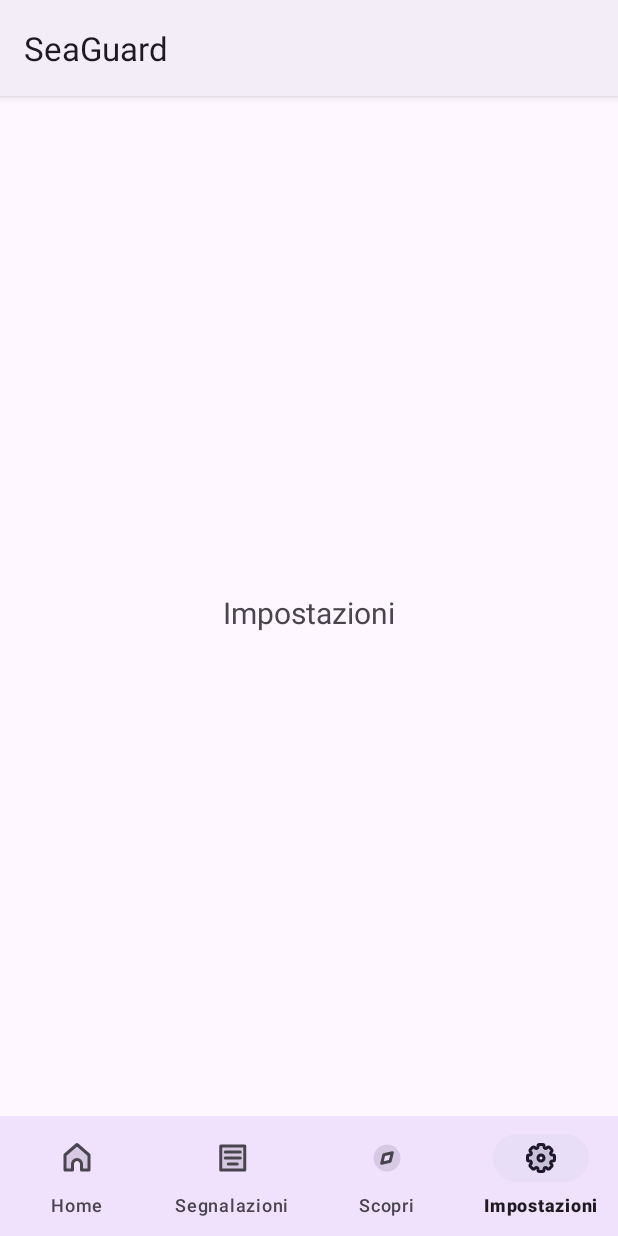
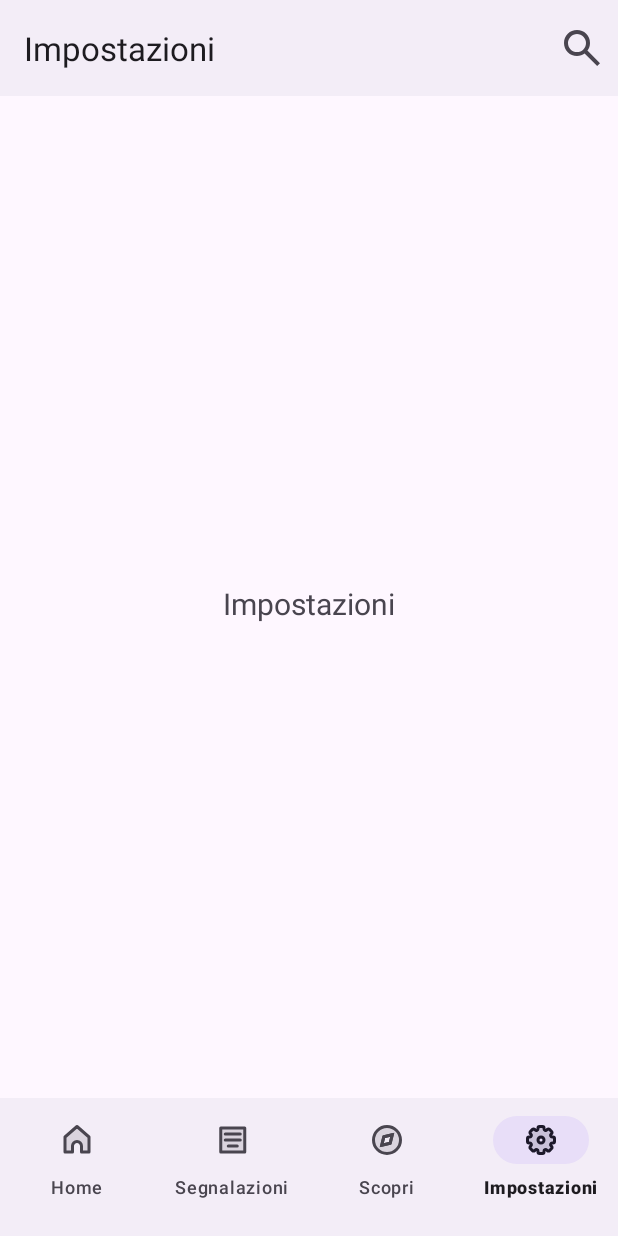
Before and after one commit to tommasofacchin/SeaGuard, an Android app: the screen it shows after launch (MainActivity), item 4 of the bottom bar chosen, on a phone screen of 412 x 824 dp. Run offline under Robolectric (Android 15) with nearby library versions, the phone set to English and light mode, and no system bars; our stand-ins replace Firebase (no records; nobody signed in at launch, a user with empty details on screens opened directly), navigation-ui; libraries missing offline, so code that uses them is left out: org.osmdroid.config, org.osmdroid.tileprovider, org.osmdroid.util, org.osmdroid.views; 10 statements that could not run were skipped.

Commit message:
Sistemata grafica

```diff
--- a/app/build.gradle.kts
+++ b/app/build.gradle.kts
@@ -48,8 +48,7 @@ dependencies {
             implementation(libs.navigation.ui)
             implementation(libs.firebase.firestore)
             implementation(libs.annotation)
-    implementation(libs.play.services.maps)
-    testImplementation(libs.junit)
+            testImplementation(libs.junit)
             androidTestImplementation(libs.ext.junit)
             androidTestImplementation(libs.espresso.core)
             // Tommaso : Firebase SDK
--- a/app/src/main/java/com/seaguard/MainActivity.java
+++ b/app/src/main/java/com/seaguard/MainActivity.java
@@ -2,27 +2,22 @@ package com.seaguard;
 
 import android.Manifest;
 
-import android.annotation.SuppressLint;
 import android.content.Context;
 import android.content.pm.PackageManager;
 import android.os.Bundle;
 import android.preference.PreferenceManager;
-import android.util.Log;
+import android.view.Menu;
 import android.view.MenuItem;
-import android.widget.Toast;
 
-import com.google.android.gms.tasks.OnFailureListener;
-import com.google.android.gms.tasks.OnSuccessListener;
 import com.google.android.material.bottomnavigation.BottomNavigationView;
 
-import androidx.activity.result.ActivityResultLauncher;
-import androidx.activity.result.contract.ActivityResultContracts;
 import androidx.annotation.NonNull;
 import androidx.appcompat.app.AppCompatActivity;
+import androidx.appcompat.widget.Toolbar;
 import androidx.core.app.ActivityCompat;
 import androidx.core.content.ContextCompat;
 import androidx.navigation.NavController;
-import androidx.navigation.Navigation;
+import androidx.navigation.fragment.NavHostFragment;
 import androidx.navigation.ui.AppBarConfiguration;
 import androidx.navigation.ui.NavigationUI;
 
@@ -47,10 +42,10 @@ import org.osmdroid.config.Configuration;
 
 public class MainActivity extends AppCompatActivity {
     private ActivityMainBinding binding;
-    private HomeFragment homeFragment = new HomeFragment();
-    private ReportsFragment reportsFragment = new ReportsFragment();
-    private ExploreFragment exploreFragment = new ExploreFragment();
-    private SettingsFragment settingsFragment = new SettingsFragment();
+    private final HomeFragment homeFragment = new HomeFragment();
+    private final ReportsFragment reportsFragment = new ReportsFragment();
+    private final ExploreFragment exploreFragment = new ExploreFragment();
+    private final SettingsFragment settingsFragment = new SettingsFragment();
     private final int PERMISSIONS_REQUEST_CODE = 1;
     private FirebaseFirestore db;
     private FirebaseAuth mAuth;
@@ -63,57 +58,7 @@ public class MainActivity extends AppCompatActivity {
         if (currentUser != null) {
             //reload();
         }
-
-        // Ask permissions
-        // Register the permissions callback, which handles the user's response to the
-        // system permissions dialog. Save the return value, an instance of
-        // ActivityResultLauncher, as an instance variable.
-        ActivityResultLauncher<String> requestPermissionLauncher =
-                registerForActivityResult(new ActivityResultContracts.RequestPermission(), isGranted -> {
-                    if (isGranted) {
-                        // Permission is granted. Continue the action or workflow in your
-                        // app.
-                    } else {
-                        // Explain to the user that the feature is unavailable because the
-                        // feature requires a permission that the user has denied. At the
-                        // same time, respect the user's decision. Don't link to system
-                        // settings in an effort to convince the user to change their
-                        // decision.
-                    }
-                });
         requestPermissions();
-
-    }
-
-    public boolean onNavigationItemSelected(@NonNull MenuItem item) {
-        int itemId = item.getItemId();
-
-        if (itemId == R.id.navigation_home) {
-            getSupportFragmentManager()
-                    .beginTransaction()
-                    .replace(R.id.flFragment, homeFragment)
-                    .commit();
-            return true;
-        } else if (itemId == R.id.navigation_reports) {
-            getSupportFragmentManager()
-                    .beginTransaction()
-                    .replace(R.id.flFragment, reportsFragment)
-                    .commit();
-            return true;
-        } else if (itemId == R.id.navigation_explore) {
-            getSupportFragmentManager()
-                    .beginTransaction()
-                    .replace(R.id.flFragment, exploreFragment)
-                    .commit();
-            return true;
-        } else if (itemId == R.id.navigation_settings) {
-            getSupportFragmentManager()
-                    .beginTransaction()
-                    .replace(R.id.flFragment, settingsFragment)
-                    .commit();
-            return true;
-        }
-        return false;
     }
 
     @Override
@@ -127,24 +72,24 @@ public class MainActivity extends AppCompatActivity {
         binding = ActivityMainBinding.inflate(getLayoutInflater());
         setContentView(binding.getRoot());
 
+
+        // ToolBar
+        Toolbar toolbar = (Toolbar) findViewById(R.id.toolbar);
+        setSupportActionBar(toolbar);
+
+        // NavBar
         BottomNavigationView navView = findViewById(R.id.nav_view);
-        navView.setOnItemSelectedListener(this::onNavigationItemSelected);
-
-        // Default Fragment (Home)
-        if (savedInstanceState == null) {
-            getSupportFragmentManager().beginTransaction()
-                .replace(R.id.flFragment, homeFragment)
-                .commit();
-        }
 
         // Passing each menu ID as a set of Ids because each
         // menu should be considered as top level destinations.
         AppBarConfiguration appBarConfiguration = new AppBarConfiguration.Builder(
-                R.id.navigation_home, R.id.navigation_reports, R.id.navigation_explore, R.id.navigation_settings)
-                .build();
-        //NavController navController = Navigation.findNavController(this, R.id.nav_host_fragment_activity_main);
-        //NavigationUI.setupActionBarWithNavController(this, navController, appBarConfiguration);
-        //NavigationUI.setupWithNavController(binding.navView, navController);
+            R.id.navigation_home, R.id.navigation_reports, R.id.navigation_explore, R.id.navigation_settings)
+            .build();
+        NavHostFragment navHostFragment = (NavHostFragment) getSupportFragmentManager().findFragmentById(R.id.nav_host_fragment);
+        assert navHostFragment != null;
+        NavController navController = navHostFragment.getNavController();
+        NavigationUI.setupActionBarWithNavController(this, navController, appBarConfiguration);
+        NavigationUI.setupWithNavController(binding.navView, navController);
 
 
         db = FirebaseFirestore.getInstance();
@@ -173,6 +118,34 @@ public class MainActivity extends AppCompatActivity {
          */
 
 
+    }
+
+    @Override
+    public boolean onCreateOptionsMenu(Menu menu) {
+        getMenuInflater().inflate(R.menu.toolbar, menu);
+
+        // Define the listener.
+        MenuItem.OnActionExpandListener expandListener = new MenuItem.OnActionExpandListener() {
+            @Override
+            public boolean onMenuItemActionCollapse(@NonNull MenuItem item) {
+                // Do something when the action item collapses.
+                return true;  // Return true to collapse action view.
+            }
+
+            @Override
+            public boolean onMenuItemActionExpand(@NonNull MenuItem item) {
+                // Do something when it expands.
+                return true;  // Return true to expand the action view.
+            }
+        };
+
+        // Get the MenuItem for the action item.
+        MenuItem action_search = menu.findItem(R.id.action_search);
+
+        // For anything else you have to do when creating the options menu,
+        // do the following:
+
+        return true;
     }
 
   @Override
--- a/app/src/main/java/com/seaguard/ui/home/HomeFragment.java
+++ b/app/src/main/java/com/seaguard/ui/home/HomeFragment.java
@@ -1,15 +1,11 @@
 package com.seaguard.ui.home;
 
-import android.content.pm.PackageManager;
 import android.os.Bundle;
 import android.view.LayoutInflater;
 import android.view.View;
 import android.view.ViewGroup;
-import android.widget.TextView;
 
 import androidx.annotation.NonNull;
-import androidx.core.app.ActivityCompat;
-import androidx.core.content.ContextCompat;
 import androidx.fragment.app.Fragment;
 import androidx.lifecycle.ViewModelProvider;
 
@@ -19,37 +15,37 @@ import org.osmdroid.tileprovider.tilesource.TileSourceFactory;
 import org.osmdroid.util.GeoPoint;
 import org.osmdroid.views.MapController;
 import org.osmdroid.views.MapView;
+import org.osmdroid.views.overlay.mylocation.GpsMyLocationProvider;
+import org.osmdroid.views.overlay.mylocation.MyLocationNewOverlay;
 
-import java.util.ArrayList;
 
 public class HomeFragment extends Fragment {
     private FragmentHomeBinding binding;
 
-    private MapView map;
-    private MapController mapController;
+    public View onCreateView(@NonNull LayoutInflater inflater, ViewGroup container, Bundle savedInstanceState) {
 
-    public View onCreateView(@NonNull LayoutInflater inflater,
-                             ViewGroup container, Bundle savedInstanceState) {
-        HomeViewModel homeViewModel =
-                new ViewModelProvider(this).get(HomeViewModel.class);
+        HomeViewModel homeViewModel = new ViewModelProvider(this).get(HomeViewModel.class);
 
         binding = FragmentHomeBinding.inflate(inflater, container, false);
         View root = binding.getRoot();
 
-        // final TextView textView = binding.textHome;
-        // homeViewModel.getText().observe(getViewLifecycleOwner(), textView::setText);
-
         // Map
-        map = binding.map; // Assicurati che l'ID corrisponda a quello nel layout XML
+        MapView map = binding.map;
         map.setTileSource(TileSourceFactory.MAPNIK);
-        map.setBuiltInZoomControls(true);
+        map.setBuiltInZoomControls(false);
         map.setMultiTouchControls(true);
 
-        // Imposta il livello di zoom e la posizione iniziale
         MapController mapController = (MapController) map.getController();
-        mapController.setZoom(13);
-        GeoPoint startPoint = new GeoPoint(48.8588443, 2.2943506); // Esempio: Torre Eiffel
-        mapController.setCenter(startPoint);
+        mapController.setZoom(6);
+
+        // Location
+        MyLocationNewOverlay location = new MyLocationNewOverlay(new GpsMyLocationProvider(map.getContext()), map);
+        location.enableMyLocation();
+        map.getOverlays().add(location);
+
+        // GeoPoint startPoint = new GeoPoint(48.8588443, 2.2943506); // Esempio: Torre Eiffel
+        // mapController.setCenter(startPoint);
+
         return root;
     }
 
--- a/app/src/main/res/drawable/explore.xml
+++ b/app/src/main/res/drawable/explore.xml
@@ -7,7 +7,9 @@
       android:pathData="M12,21C16.971,21 21,16.971 21,12C21,7.029 16.971,3 12,3C7.029,3 3,7.029 3,12C3,16.971 7.029,21 12,21ZM15.535,8.464L9.879,9.879L8.464,15.535L14.121,14.121L15.535,8.464Z"
       android:fillColor="#000000"
       android:fillAlpha="0.15"
-      android:fillType="evenOdd"/>
+      android:fillType="evenOdd"
+      android:strokeColor="#000000"
+      android:strokeWidth="2" />
   <path
       android:pathData="M9.879,9.879L15.535,8.464L14.121,14.121L8.464,15.535L9.879,9.879Z"
       android:strokeLineJoin="round"
--- /dev/null
+++ b/app/src/main/res/drawable/search.xml
@@ -0,0 +1,5 @@
+<vector xmlns:android="http://schemas.android.com/apk/res/android" android:height="24dp" android:viewportHeight="18" android:viewportWidth="18" android:width="24dp">
+
+    <path android:fillColor="#49454F" android:pathData="M16.6,18L10.3,11.7C9.8,12.1 9.225,12.417 8.575,12.65C7.925,12.883 7.233,13 6.5,13C4.683,13 3.146,12.371 1.888,11.113C0.629,9.854 0,8.317 0,6.5C0,4.683 0.629,3.146 1.888,1.888C3.146,0.629 4.683,0 6.5,0C8.317,0 9.854,0.629 11.113,1.888C12.371,3.146 13,4.683 13,6.5C13,7.233 12.883,7.925 12.65,8.575C12.417,9.225 12.1,9.8 11.7,10.3L18,16.6L16.6,18ZM6.5,11C7.75,11 8.813,10.563 9.688,9.688C10.563,8.813 11,7.75 11,6.5C11,5.25 10.563,4.188 9.688,3.313C8.813,2.438 7.75,2 6.5,2C5.25,2 4.188,2.438 3.313,3.313C2.438,4.188 2,5.25 2,6.5C2,7.75 2.438,8.813 3.313,9.688C4.188,10.563 5.25,11 6.5,11Z"/>
+
+</vector>
--- a/app/src/main/res/layout/activity_main.xml
+++ b/app/src/main/res/layout/activity_main.xml
@@ -6,14 +6,30 @@
     android:layout_width="match_parent"
     android:layout_height="match_parent">
 
-    <FrameLayout
-        android:id="@+id/flFragment"
+    <androidx.appcompat.widget.Toolbar
+        android:id="@+id/toolbar"
+        android:layout_width="match_parent"
+        android:layout_height="?attr/actionBarSize"
+        android:elevation="4dp"
+        app:title="@string/title_home"
+        app:layout_constraintTop_toTopOf="parent"
+        app:layout_constraintStart_toStartOf="parent"
+        app:layout_constraintEnd_toEndOf="parent"
+        android:background="?attr/colorPrimaryVariant"
+        app:menu="@menu/toolbar" />
+        <!-- android:theme="@style/ThemeOverlay.AppCompat.ActionBar" -->
+
+    <androidx.fragment.app.FragmentContainerView
+        android:id="@+id/nav_host_fragment"
+        android:name="androidx.navigation.fragment.NavHostFragment"
         android:layout_width="0dp"
         android:layout_height="0dp"
-        app:layout_constraintTop_toTopOf="parent"
-        app:layout_constraintBottom_toTopOf="@+id/nav_view"
+        app:layout_constraintTop_toBottomOf="@id/toolbar"
+        app:layout_constraintBottom_toTopOf="@id/nav_view"
         app:layout_constraintEnd_toEndOf="parent"
-        app:layout_constraintStart_toStartOf="parent" />
+        app:layout_constraintStart_toStartOf="parent"
+        app:navGraph="@navigation/mobile_navigation"
+        app:defaultNavHost="true" />
 
     <com.google.android.material.bottomnavigation.BottomNavigationView
         android:id="@+id/nav_view"
@@ -21,7 +37,8 @@
         android:layout_height="wrap_content"
         android:layout_marginStart="0dp"
         android:layout_marginEnd="0dp"
-        android:background="?android:attr/windowBackground"
+        android:background="?attr/colorPrimaryVariant"
+        android:paddingBottom="12dp"
         app:labelVisibilityMode="labeled"
         app:layout_constraintBottom_toBottomOf="parent"
         app:layout_constraintLeft_toLeftOf="parent"
--- /dev/null
+++ b/app/src/main/res/menu/toolbar.xml
@@ -0,0 +1,10 @@
+<menu xmlns:android="http://schemas.android.com/apk/res/android"
+xmlns:app="http://schemas.android.com/apk/res-auto">
+
+<item
+    android:id="@+id/action_search"
+    android:title="@string/action_search"
+    android:icon="@drawable/search"
+    app:showAsAction="always" />
+
+</menu>
--- a/app/src/main/res/values-night/themes.xml
+++ b/app/src/main/res/values-night/themes.xml
@@ -1,16 +1,18 @@
 <resources xmlns:tools="http://schemas.android.com/tools">
     <!-- Base application theme. -->
-    <style name="Theme.SeaGuard" parent="Theme.Material3.DayNight">
+    <style name="Theme.SeaGuard" parent="Theme.Material3.DayNight.NoActionBar">
         <!-- Primary brand color. -->
-        <item name="colorPrimary">@color/purple_200</item>
-        <item name="colorPrimaryVariant">@color/purple_700</item>
-        <item name="colorOnPrimary">@color/black</item>
+        <item name="colorPrimary">@color/black</item>
+        <item name="colorPrimaryVariant">@color/dark</item>
+        <item name="colorOnPrimary">@color/white</item>
         <!-- Secondary brand color. -->
         <item name="colorSecondary">@color/teal_200</item>
-        <item name="colorSecondaryVariant">@color/teal_200</item>
+        <item name="colorSecondaryVariant">@color/teal_700</item>
         <item name="colorOnSecondary">@color/black</item>
         <!-- Status bar color. -->
+        <item name="android:actionBarTheme">?attr/colorPrimaryVariant</item>
         <item name="android:statusBarColor">?attr/colorPrimaryVariant</item>
-        <!-- Customize your theme here. -->
+        <item name="android:windowLightStatusBar">false</item>
+        <item name="android:navigationBarColor">?attr/colorPrimaryVariant</item>
     </style>
 </resources>
--- a/app/src/main/res/values/colors.xml
+++ b/app/src/main/res/values/colors.xml
@@ -7,4 +7,6 @@
     <color name="teal_700">#FF018786</color>
     <color name="black">#FF000000</color>
     <color name="white">#FFFFFFFF</color>
+    <color name="lavender">#FFF3EDF7</color>
+    <color name="dark">#FF2A2831</color>
 </resources>
--- a/app/src/main/res/values/strings.xml
+++ b/app/src/main/res/values/strings.xml
@@ -9,6 +9,7 @@
     <string name="prompt_password">Password</string>
     <string name="action_sign_in">Sign in or register</string>
     <string name="action_sign_in_short">Sign in</string>
+    <string name="action_search">Cerca</string>
     <string name="welcome">"Welcome !"</string>
     <string name="invalid_username">Not a valid username</string>
     <string name="invalid_password">Password must be >5 characters</string>
--- a/app/src/main/res/values/themes.xml
+++ b/app/src/main/res/values/themes.xml
@@ -1,16 +1,18 @@
 <resources xmlns:tools="http://schemas.android.com/tools">
     <!-- Base application theme. -->
-    <style name="Theme.SeaGuard" parent="Theme.Material3.DayNight">
+    <style name="Theme.SeaGuard" parent="Theme.Material3.DayNight.NoActionBar">
         <!-- Primary brand color. -->
-        <item name="colorPrimary">@color/purple_500</item>
-        <item name="colorPrimaryVariant">@color/purple_700</item>
-        <item name="colorOnPrimary">@color/white</item>
+        <item name="colorPrimary">@color/white</item>
+        <item name="colorPrimaryVariant">@color/lavender</item>
+        <item name="colorOnPrimary">@color/black</item>
         <!-- Secondary brand color. -->
         <item name="colorSecondary">@color/teal_200</item>
         <item name="colorSecondaryVariant">@color/teal_700</item>
         <item name="colorOnSecondary">@color/black</item>
         <!-- Status bar color. -->
+        <item name="android:actionBarTheme">?attr/colorPrimaryVariant</item>
         <item name="android:statusBarColor">?attr/colorPrimaryVariant</item>
-        <!-- Customize your theme here. -->
+        <item name="android:windowLightStatusBar">true</item>
+        <item name="android:navigationBarColor">?attr/colorPrimaryVariant</item>
     </style>
 </resources>
--- a/gradle/libs.versions.toml
+++ b/gradle/libs.versions.toml
@@ -12,7 +12,6 @@ navigationFragment = "2.6.0"
 navigationUi = "2.6.0"
 firebaseFirestore = "25.1.1"
 annotation = "1.6.0"
-playServicesMaps = "19.0.0"
 
 [libraries]
 junit = { group = "junit", name = "junit", version.ref = "junit" }
@@ -27,7 +26,6 @@ navigation-fragment = { group = "androidx.navigation", name = "navigation-fragme
 navigation-ui = { group = "androidx.navigation", name = "navigation-ui", version.ref = "navigationUi" }
 firebase-firestore = { group = "com.google.firebase", name = "firebase-firestore", version.ref = "firebaseFirestore" }
 annotation = { group = "androidx.annotation", name = "annotation", version.ref = "annotation" }
-play-services-maps = { group = "com.google.android.gms", name = "play-services-maps", version.ref = "playServicesMaps" }
 
 [plugins]
 android-application = { id = "com.android.application", version.ref = "agp" }
```
Also changed, not shown: app/src/main/assets/icons/explore.svg (deleted), app/src/main/assets/icons/home.svg (deleted), app/src/main/assets/icons/reports.svg (deleted), app/src/main/assets/icons/settings.svg (deleted).
